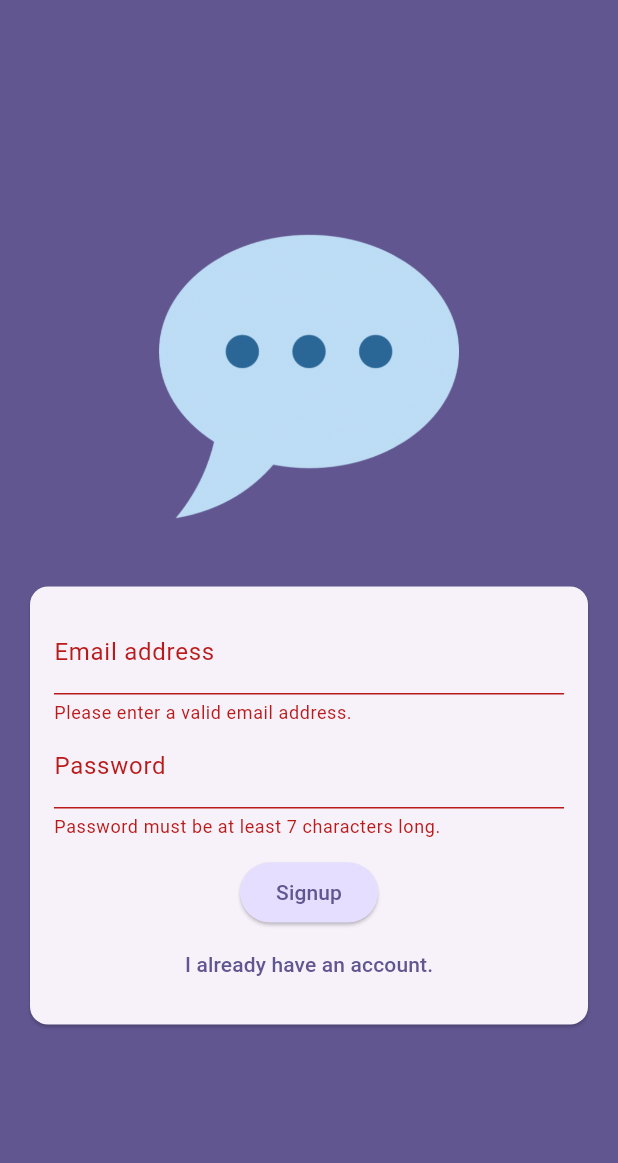
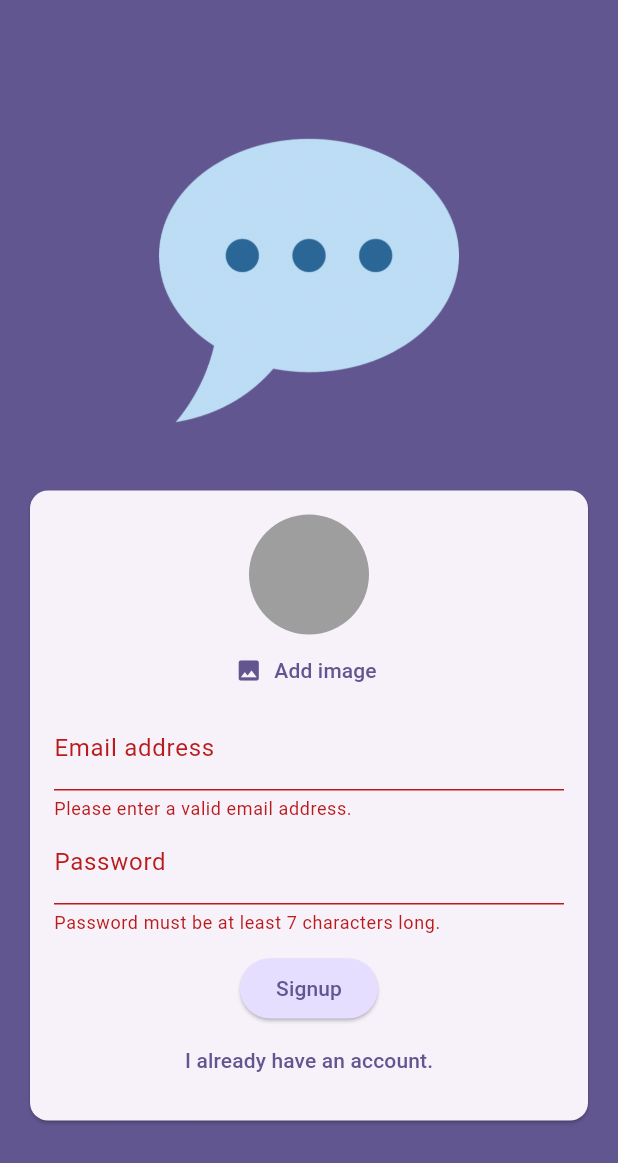
Before and after one commit to JuaniV2002/chat_app, a Flutter app: the screen it shows after launch, after a tap on "Login", after a tap on "Create an account", on a phone screen of 412 x 824 dp. Shown: the top 1163 px of the screen. Run offline on Flutter 3.47's test engine with Material 3 defaults, Android fonts, the phone set to English and light mode, and no system bars; our stand-ins replace firebase_auth, firebase_core, image_picker; accounts and stored records are empty; generated files the repository leaves out were written again.

Commit message:
users can now pick or take an image

```diff
--- a/lib/screens/auth.dart
+++ b/lib/screens/auth.dart
@@ -1,3 +1,4 @@
+import 'package:chat_app/widgets/user_image_picker.dart';
 import 'package:flutter/material.dart';
 import 'package:firebase_auth/firebase_auth.dart';
 
@@ -29,12 +30,12 @@ class _AuthScreenState extends State<AuthScreen> {
     _form.currentState!.save();
     try {
       if (_isLogin) {
-        final userCredentials = await _firebase.signInWithEmailAndPassword(
+        await _firebase.signInWithEmailAndPassword(
           email: _enteredEmail,
           password: _enteredPassword,
         );
       } else {
-        final userCredentials = await _firebase.createUserWithEmailAndPassword(
+        await _firebase.createUserWithEmailAndPassword(
           email: _enteredEmail,
           password: _enteredPassword,
         );
@@ -79,6 +80,7 @@ class _AuthScreenState extends State<AuthScreen> {
                       child: Column(
                         mainAxisSize: MainAxisSize.min,
                         children: [
+                          if (!_isLogin) const UserImagePicker(),
                           TextFormField(
                             decoration: const InputDecoration(
                               labelText: 'Email address',
--- /dev/null
+++ b/lib/widgets/user_image_picker.dart
@@ -0,0 +1,57 @@
+import 'dart:io';
+import 'dart:math';
+
+import 'package:flutter/material.dart';
+import 'package:image_picker/image_picker.dart';
+
+class UserImagePicker extends StatefulWidget {
+  const UserImagePicker({super.key});
+
+  @override
+  State<UserImagePicker> createState() {
+    return _UserImagePicker();
+  }
+}
+
+class _UserImagePicker extends State<UserImagePicker> {
+  File? _pickedImageFile;
+
+  void _pickImage() async {
+    final pickedImage = await ImagePicker().pickImage(
+      source: ImageSource.camera,
+      imageQuality: 50,
+      maxWidth: 150,
+    );
+
+    if (pickedImage == null) {
+      return;
+    }
+
+    setState(() {
+      _pickedImageFile = File(pickedImage!.path);
+    });
+  }
+
+  @override
+  Widget build(BuildContext context) {
+    return Column(
+      children: [
+        CircleAvatar(
+          radius: 40,
+          backgroundColor: Colors.grey,
+          foregroundImage: _pickedImageFile != null ? FileImage(_pickedImageFile!) : null,
+        ),
+        TextButton.icon(
+          onPressed: _pickImage,
+          label: Text(
+            'Add image',
+            style: TextStyle(
+              color: Theme.of(context).colorScheme.primary,
+            ),
+          ),
+          icon: const Icon(Icons.image),
+        ),
+      ],
+    );
+  }
+}
--- a/pubspec.yaml
+++ b/pubspec.yaml
@@ -37,6 +37,8 @@ dependencies:
   cupertino_icons: ^1.0.6
   firebase_core: ^3.1.0
   firebase_auth: ^5.1.0
+  firebase_storage: ^12.0.1
+  image_picker: ^1.1.2
 
 dev_dependencies:
   flutter_test:
```
Also changed, not shown: pubspec.lock.
